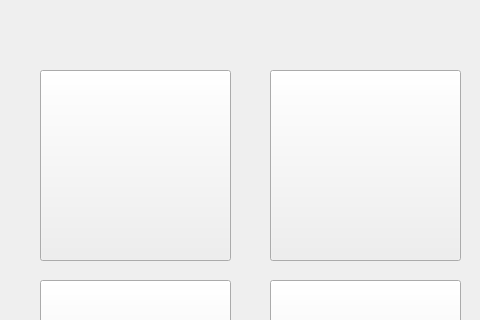
The window that .ui files/Main_UI_Files/GUI_Prototype.ui (JarneAe/RetroBoy-GUI) describes before a commit, drawn with Qt 5; both pictures show x 0 to 480 and y 0 to 320 of the 773 by 567 pixel window.
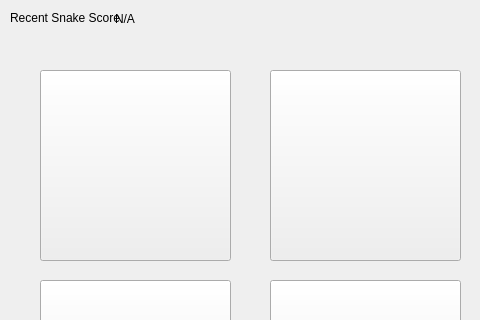
The same window after the commit. Icons and pictures are not drawn.

Commit message: Recent snake score added in GUI

Patch:
```diff
--- a/.ui files/Main_UI_Files/GUI_Prototype.ui
+++ b/.ui files/Main_UI_Files/GUI_Prototype.ui
@@ -239,6 +239,32 @@
      </size>
     </property>
    </widget>
+   <widget class="QLabel" name="label">
+    <property name="geometry">
+     <rect>
+      <x>10</x>
+      <y>10</y>
+      <width>111</width>
+      <height>16</height>
+     </rect>
+    </property>
+    <property name="text">
+     <string>Recent Snake Score:</string>
+    </property>
+   </widget>
+   <widget class="QLabel" name="label_2">
+    <property name="geometry">
+     <rect>
+      <x>115</x>
+      <y>12</y>
+      <width>47</width>
+      <height>13</height>
+     </rect>
+    </property>
+    <property name="text">
+     <string>N/A</string>
+    </property>
+   </widget>
   </widget>
   <widget class="QMenuBar" name="menubar">
    <property name="geometry">
```
The commit also changes 12 other files.
